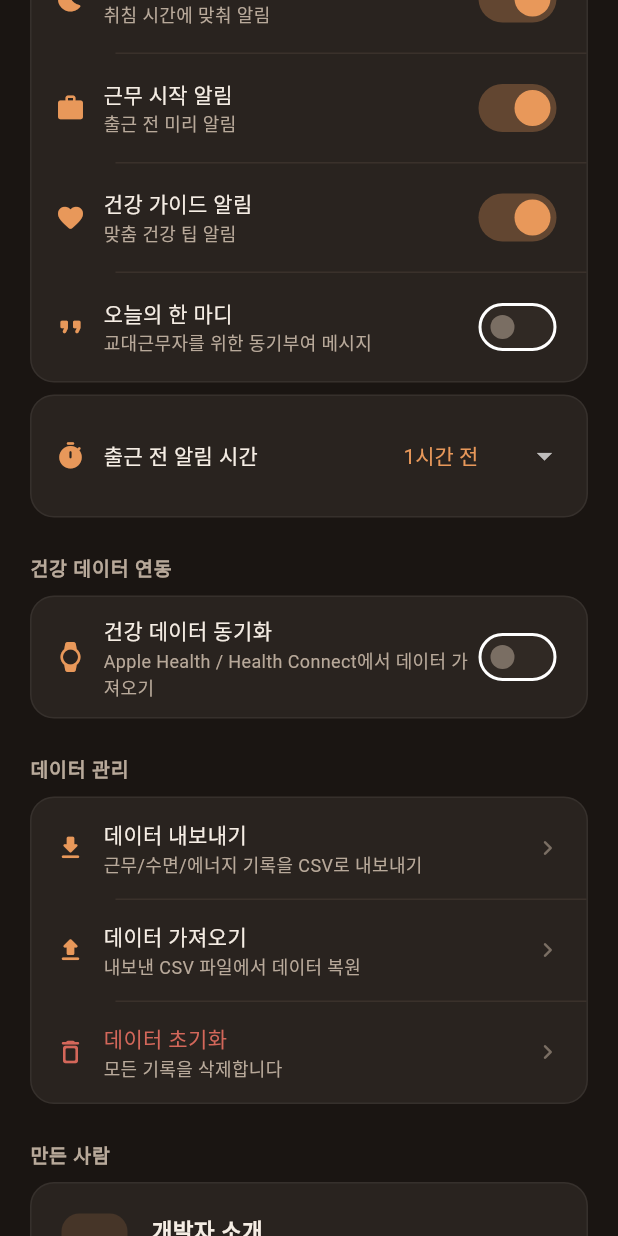
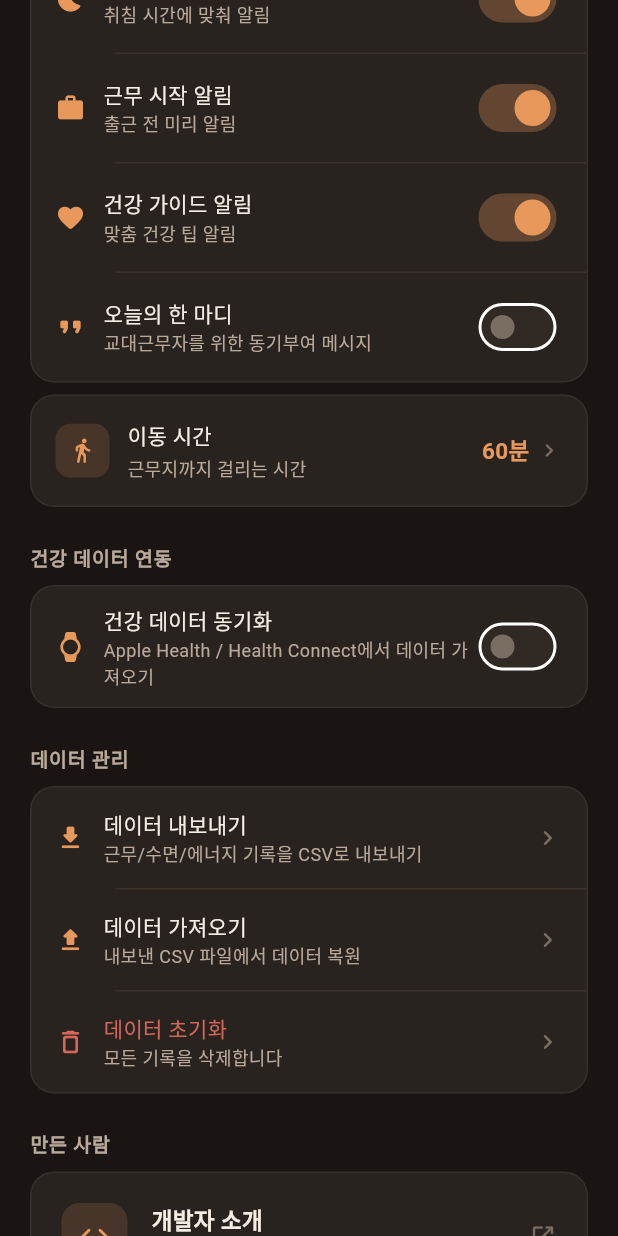
Before and after one commit to chuwg/change-work, a Flutter app: the SettingsScreen screen opened by its route, scrolled down 576 dp, on a phone screen of 412 x 824 dp. Run offline on Flutter 3.47's test engine with Material 3 defaults, Android fonts, the phone set to English and light mode, and no system bars; our stand-ins replace file_picker, fl_chart, flutter_local_notifications, flutter_riverpod, share_plus, shared_preferences and 4 more; missing offline and left inert: health, home_widget; accounts and stored records are empty.

Commit message:
feat: 이동 시간 기반 출발 알림 기능 추가
- 알림 메시지: "N분 후 근무 시작" → "지금 출발하세요! 야간 근무 22:00 시작 · 이동 시간 35분"
- 설정 UI: 드롭다운(30/60/90/120분 고정) → 직접 입력(1~300분 자유 입력)
- "출근 전 알림 시간" → "이동 시간 (근무지까지 걸리는 시간)" 으로 레이블 변경

Co-Authored-By: Claude Sonnet 4.6 <noreply@anthropic.com>

```diff
--- a/lib/screens/settings/settings_screen.dart
+++ b/lib/screens/settings/settings_screen.dart
@@ -118,6 +118,66 @@ class _SettingsScreenState extends ConsumerState<SettingsScreen> {
       );
       slot++;
     }
+  }
+
+  Future<void> _pickCommuteMinutes() async {
+    final controller =
+        TextEditingController(text: _reminderMinutes.toString());
+    final result = await showDialog<int>(
+      context: context,
+      builder: (ctx) => AlertDialog(
+        backgroundColor: AppTheme.surfaceDarkElevated,
+        title: const Text(
+          '이동 시간 설정',
+          style: TextStyle(color: AppTheme.textPrimary),
+        ),
+        content: Column(
+          mainAxisSize: MainAxisSize.min,
+          children: [
+            const Text(
+              '근무지까지 이동하는 데 걸리는 시간을 입력하세요.\n출발 알림이 이 시간에 맞춰 울립니다.',
+              style:
+                  TextStyle(color: AppTheme.textSecondary, fontSize: 13),
+            ),
+            const SizedBox(height: 20),
+            TextField(
+              controller: controller,
+              keyboardType: TextInputType.number,
+              autofocus: true,
+              textAlign: TextAlign.center,
+              style: const TextStyle(
+                color: AppTheme.textPrimary,
+                fontSize: 32,
+                fontWeight: FontWeight.bold,
+              ),
+              decoration: const InputDecoration(
+                suffixText: '분',
+                suffixStyle: TextStyle(
+                    color: AppTheme.textSecondary, fontSize: 18),
+              ),
+            ),
+          ],
+        ),
+        actions: [
+          TextButton(
+            onPressed: () => Navigator.pop(ctx),
+            child: const Text('취소',
+                style: TextStyle(color: AppTheme.textSecondary)),
+          ),
+          TextButton(
+            onPressed: () {
+              final val = int.tryParse(controller.text);
+              if (val != null && val > 0 && val <= 300) {
+                Navigator.pop(ctx, val);
+              }
+            },
+            child: const Text('확인',
+                style: TextStyle(color: AppTheme.primary)),
+          ),
+        ],
+      ),
+    );
+    if (result != null) await _saveReminderMinutes(result);
   }
 
   Future<void> _saveHealthTips(bool value) async {
@@ -403,38 +463,55 @@ class _SettingsScreenState extends ConsumerState<SettingsScreen> {
             ),
 
             const SizedBox(height: 8),
-            Container(
+            GestureDetector(
+              onTap: _pickCommuteMinutes,
+              child: Container(
                 padding: const EdgeInsets.all(16),
                 decoration: AppTheme.glassCard,
                 child: Row(
                   children: [
-                  const Icon(Icons.timer_rounded,
-                      color: AppTheme.primary, size: 20),
+                    Container(
+                      width: 36,
+                      height: 36,
+                      decoration: BoxDecoration(
+                        color: AppTheme.primary.withValues(alpha: 0.15),
+                        borderRadius: BorderRadius.circular(10),
+                      ),
+                      child: const Icon(Icons.directions_walk_rounded,
+                          color: AppTheme.primary, size: 18),
+                    ),
                     const SizedBox(width: 12),
                     const Expanded(
-                    child: Text(
-                      '출근 전 알림 시간',
+                      child: Column(
+                        crossAxisAlignment: CrossAxisAlignment.start,
+                        children: [
+                          Text(
+                            '이동 시간',
                             style: TextStyle(
                                 color: AppTheme.textPrimary, fontSize: 14),
                           ),
-                  ),
-                  DropdownButton<int>(
-                    value: _reminderMinutes,
-                    dropdownColor: AppTheme.surfaceDarkElevated,
-                    underline: const SizedBox(),
-                    style: const TextStyle(
-                        color: AppTheme.primary, fontSize: 14),
-                    items: const [
-                      DropdownMenuItem(value: 30, child: Text('30분 전')),
-                      DropdownMenuItem(value: 60, child: Text('1시간 전')),
-                      DropdownMenuItem(value: 90, child: Text('1시간 30분 전')),
-                      DropdownMenuItem(value: 120, child: Text('2시간 전')),
-                    ],
-                    onChanged: (v) {
-                      if (v != null) _saveReminderMinutes(v);
-                    },
+                          SizedBox(height: 2),
+                          Text(
+                            '근무지까지 걸리는 시간',
+                            style: TextStyle(
+                                color: AppTheme.textSecondary, fontSize: 12),
                           ),
                         ],
+                      ),
+                    ),
+                    Text(
+                      '$_reminderMinutes분',
+                      style: const TextStyle(
+                        color: AppTheme.primary,
+                        fontSize: 15,
+                        fontWeight: FontWeight.w600,
+                      ),
+                    ),
+                    const SizedBox(width: 4),
+                    const Icon(Icons.chevron_right_rounded,
+                        color: AppTheme.textTertiary, size: 18),
+                  ],
+                ),
               ),
             ),
 
--- a/lib/services/notification_service.dart
+++ b/lib/services/notification_service.dart
@@ -111,10 +111,13 @@ class NotificationService {
 
     final tzReminder = tz.TZDateTime.from(reminderTime, tz.local);
 
+    final startTimeStr =
+        '${shiftStart.hour.toString().padLeft(2, '0')}:${shiftStart.minute.toString().padLeft(2, '0')}';
+
     await _plugin.zonedSchedule(
       id,
-      '$shiftLabel 근무 준비',
-      '${minutesBefore}분 후 $shiftLabel 근무가 시작됩니다. 준비하세요!',
+      '지금 출발하세요!',
+      '$shiftLabel 근무 $startTimeStr 시작 · 이동 시간 ${minutesBefore}분',
       tzReminder,
       const NotificationDetails(
         android: AndroidNotificationDetails(
```
Lines whose indentation alone changed are shown as unchanged.
